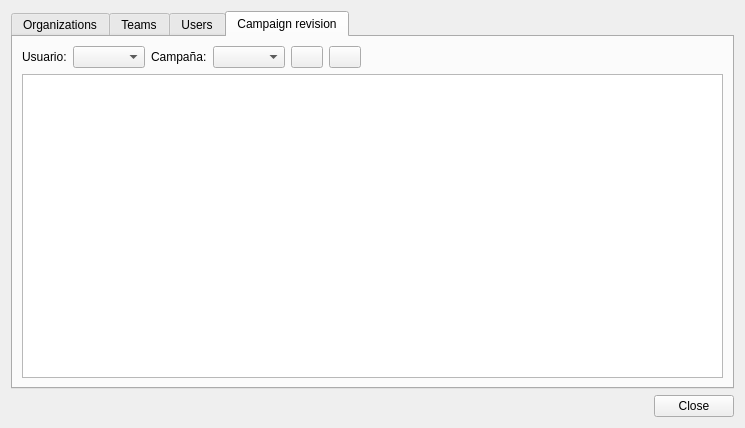
Above: core/ui/toolbars/cm/resources_management.ui from Giswater/giswater_qgis_plugin before the change. Below: the same form after it.
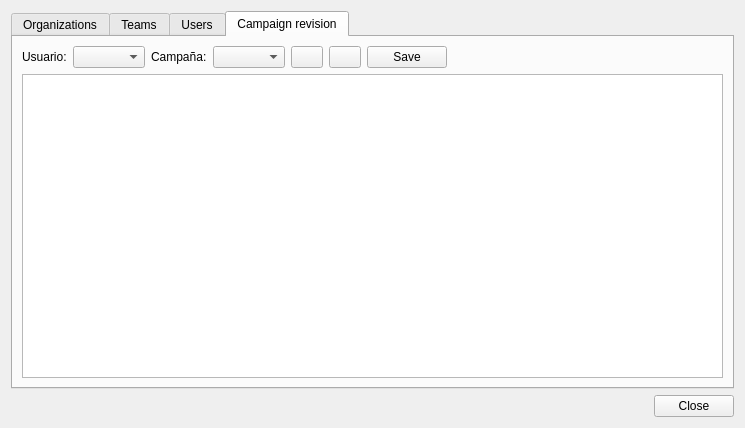
That is the form after the change. The open tabs and pages were chosen to show the change.

Commit message:
feat(cm): improve various things of admin campaign selector
 - Improved row selection

 - Added save button

 - Removed user combobox from table

The edit to the form file:
```diff
--- a/core/ui/toolbars/cm/resources_management.ui
+++ b/core/ui/toolbars/cm/resources_management.ui
@@ -280,7 +280,7 @@
              </property>
             </widget>
            </item>
-           <item row="0" column="6">
+           <item row="0" column="7">
             <spacer name="horizontalSpacer_5">
              <property name="orientation">
               <enum>Qt::Horizontal</enum>
@@ -293,6 +293,13 @@
              </property>
             </spacer>
            </item>
+           <item row="0" column="6">
+            <widget class="QPushButton" name="btn_campaign_save">
+             <property name="text">
+              <string>Save</string>
+             </property>
+            </widget>
+           </item>
           </layout>
          </item>
          <item row="1" column="0">
```
Left out of the diff: 48 changed lines with no effect on the pictures. The commit also changes 1 other file.
